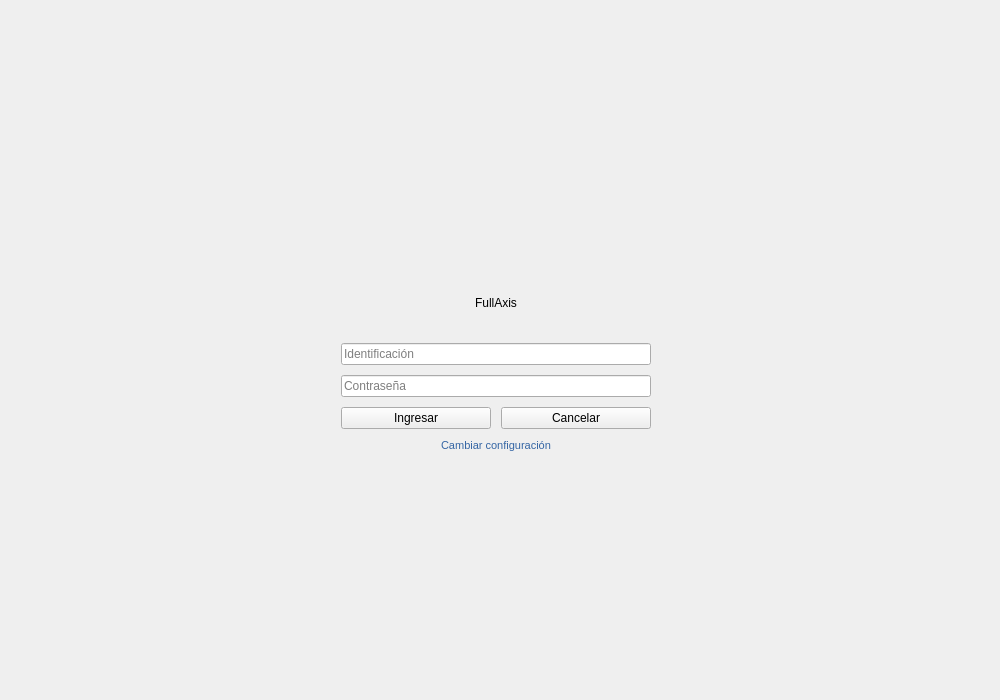
The window that Software/development/Form/login.ui (Debaq/Fullaxis) describes before a commit, drawn with Qt 5.
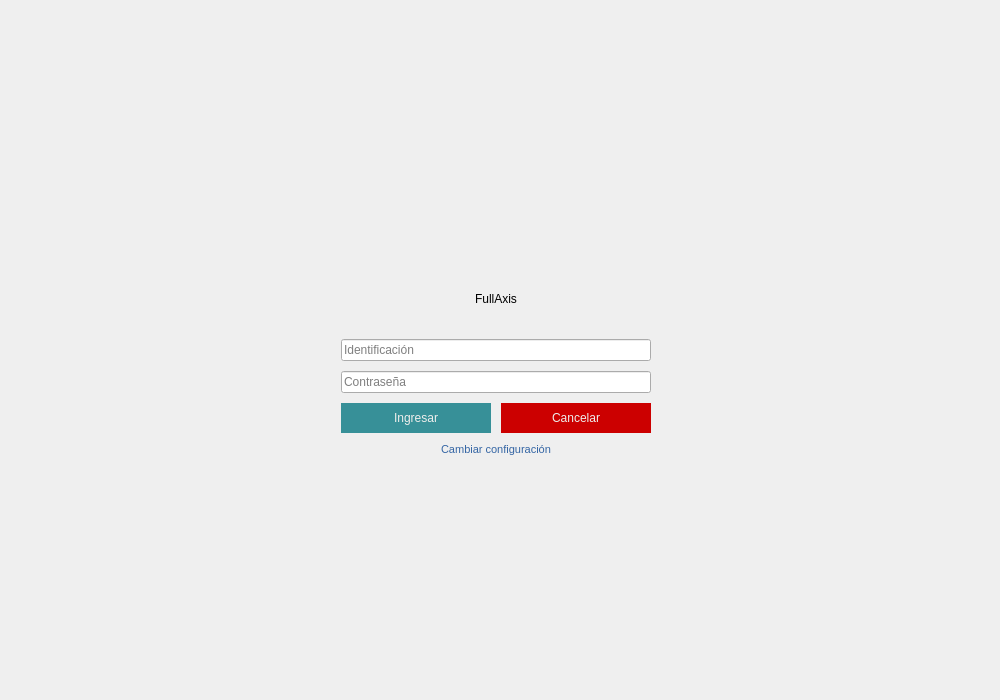
The same window after the commit. Icons and pictures are not drawn.

Diff of the .ui file:
```diff
--- a/Software/development/Form/login.ui
+++ b/Software/development/Form/login.ui
@@ -171,6 +171,31 @@
              <layout class="QHBoxLayout" name="horizontalLayout">
               <item>
                <widget class="QPushButton" name="btn_requestlogin">
+                <property name="sizePolicy">
+                 <sizepolicy hsizetype="Minimum" vsizetype="MinimumExpanding">
+                  <horstretch>0</horstretch>
+                  <verstretch>0</verstretch>
+                 </sizepolicy>
+                </property>
+                <property name="minimumSize">
+                 <size>
+                  <width>0</width>
+                  <height>30</height>
+                 </size>
+                </property>
+                <property name="styleSheet">
+                 <string notr="true">QPushButton {
+ Text-align:center;
+ border: none;
+ color:rgb(238, 238, 236);
+background-color: rgb(55, 144, 152);
+}
+ QPushButton:hover {
+ background-color: rgb(0, 98, 106);
+}
+QPushButton:pressed {
+ text-decoration: underline;}</string>
+                </property>
                 <property name="text">
                  <string>Ingresar</string>
                 </property>
@@ -178,6 +203,31 @@
               </item>
               <item>
                <widget class="QPushButton" name="btn_cancel">
+                <property name="sizePolicy">
+                 <sizepolicy hsizetype="Minimum" vsizetype="MinimumExpanding">
+                  <horstretch>0</horstretch>
+                  <verstretch>0</verstretch>
+                 </sizepolicy>
+                </property>
+                <property name="minimumSize">
+                 <size>
+                  <width>0</width>
+                  <height>30</height>
+                 </size>
+                </property>
+                <property name="styleSheet">
+                 <string notr="true">QPushButton {
+ Text-align:center;
+ border: none;
+ color:rgb(238, 238, 236);
+background-color: rgb(204, 0, 0);
+}
+ QPushButton:hover {
+ background-color: rgb(164, 0, 0);
+}
+QPushButton:pressed {
+ text-decoration: underline;}</string>
+                </property>
                 <property name="text">
                  <string>Cancelar</string>
                 </property>
```
